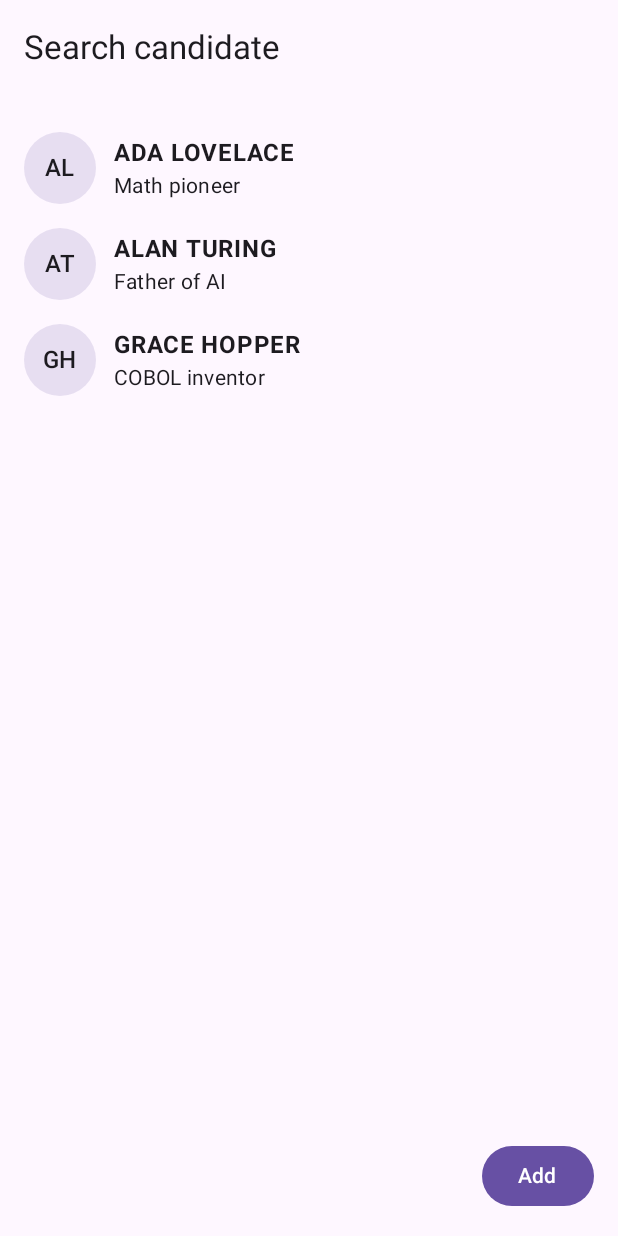
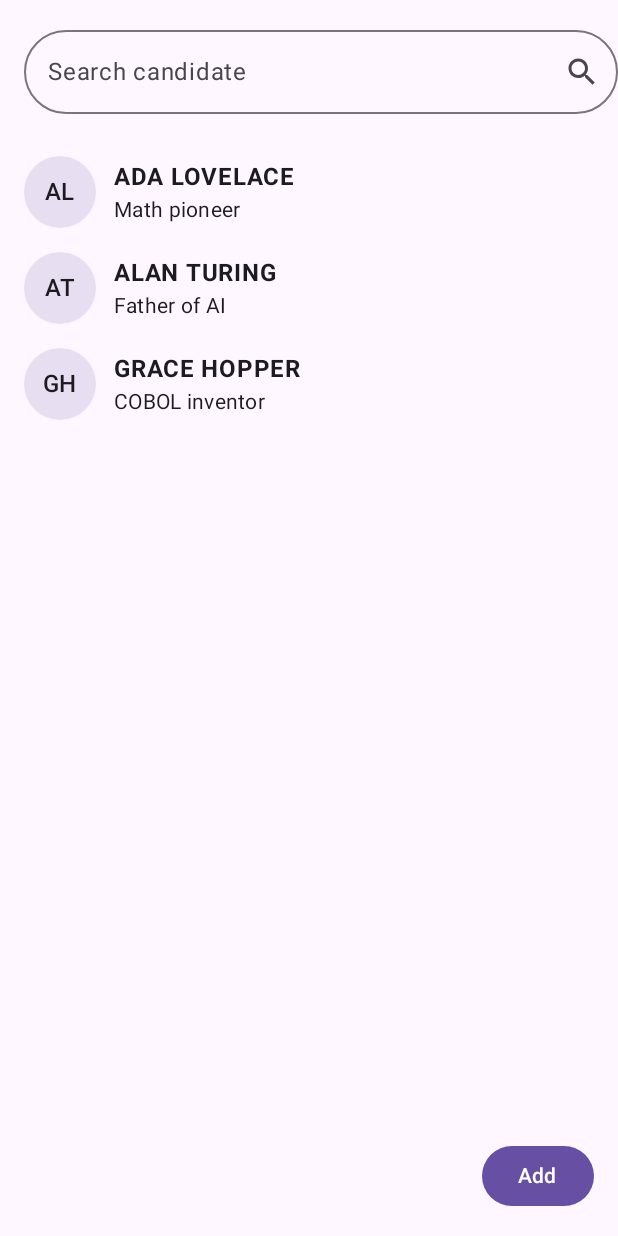
Before and after one commit to luisgarcia96/vitesse, an Android app built with Jetpack Compose: the @Preview function CandidatesList_WithItems_Preview, on a phone screen of 412 x 824 dp. Run offline under Robolectric (Android 15) with nearby library versions, the phone set to English and light mode, and no system bars.

Commit message:
Add basic search bar

```diff
--- a/app/src/main/java/com/openclassrooms/vitesse/presentation/screens/candidates/list/CandidatesListScreen.kt
+++ b/app/src/main/java/com/openclassrooms/vitesse/presentation/screens/candidates/list/CandidatesListScreen.kt
@@ -19,10 +19,17 @@ import androidx.compose.material3.ExperimentalMaterial3Api
 import androidx.compose.material3.MaterialTheme
 import androidx.compose.material3.Scaffold
 import androidx.compose.material3.Text
-import androidx.compose.material3.TopAppBar
+import androidx.compose.material3.CenterAlignedTopAppBar
+import androidx.compose.material3.OutlinedTextField
+import androidx.compose.material.icons.Icons
+import androidx.compose.material.icons.filled.Search
+import androidx.compose.material3.Icon
 import androidx.compose.runtime.Composable
 import androidx.compose.runtime.collectAsState
 import androidx.compose.runtime.getValue
+import androidx.compose.runtime.mutableStateOf
+import androidx.compose.runtime.saveable.rememberSaveable
+import androidx.compose.runtime.setValue
 import androidx.compose.ui.Alignment
 import androidx.compose.ui.Modifier
 import androidx.compose.ui.draw.clip
@@ -30,6 +37,7 @@ import androidx.compose.ui.res.stringResource
 import androidx.compose.ui.text.font.FontWeight
 import androidx.compose.ui.tooling.preview.Preview
 import androidx.compose.ui.unit.dp
+import androidx.compose.foundation.layout.height
 import com.openclassrooms.vitesse.R
 import com.openclassrooms.vitesse.data.dao.CandidateDao
 
@@ -65,9 +73,32 @@ private fun CandidatesListContent(
   candidates: List<CandidateUi>,
   onAddCandidate: () -> Unit
 ) {
+  var query by rememberSaveable { mutableStateOf("") }
   Scaffold(
     topBar = {
-      TopAppBar(title = { Text(stringResource(R.string.search_candidate))})
+      CenterAlignedTopAppBar(
+        modifier = Modifier
+          .padding( top = 16.dp),
+        title = {
+          Box(
+            modifier = Modifier
+              .fillMaxWidth(),
+            contentAlignment = Alignment.Center
+          ) {
+            OutlinedTextField(
+              value = query,
+              onValueChange = { query = it },
+              placeholder = { Text(stringResource(R.string.search_candidate)) },
+              singleLine = true,
+              shape = CircleShape,
+              trailingIcon = { Icon(imageVector = Icons.Filled.Search, contentDescription = null) },
+              modifier = Modifier
+                .fillMaxWidth()
+                .height(56.dp)
+            )
+          }
+        }
+      )
     },
     floatingActionButton = {
       Button(onClick = onAddCandidate) {
@@ -85,11 +116,15 @@ private fun CandidatesListContent(
         Text(stringResource(R.string.no_candidate))
       }
     } else {
+      val filtered = if (query.isBlank()) candidates else candidates.filter { c ->
+        "${c.firstName} ${c.lastName}".contains(query, ignoreCase = true) ||
+        (c.notes?.contains(query, ignoreCase = true) == true)
+      }
       LazyColumn(
         modifier = Modifier.padding(paddingValues),
         contentPadding = PaddingValues(16.dp)
       ) {
-        items(candidates) { candidate ->
+        items(filtered) { candidate ->
           CandidateItem(candidate = candidate)
         }
       }
```
